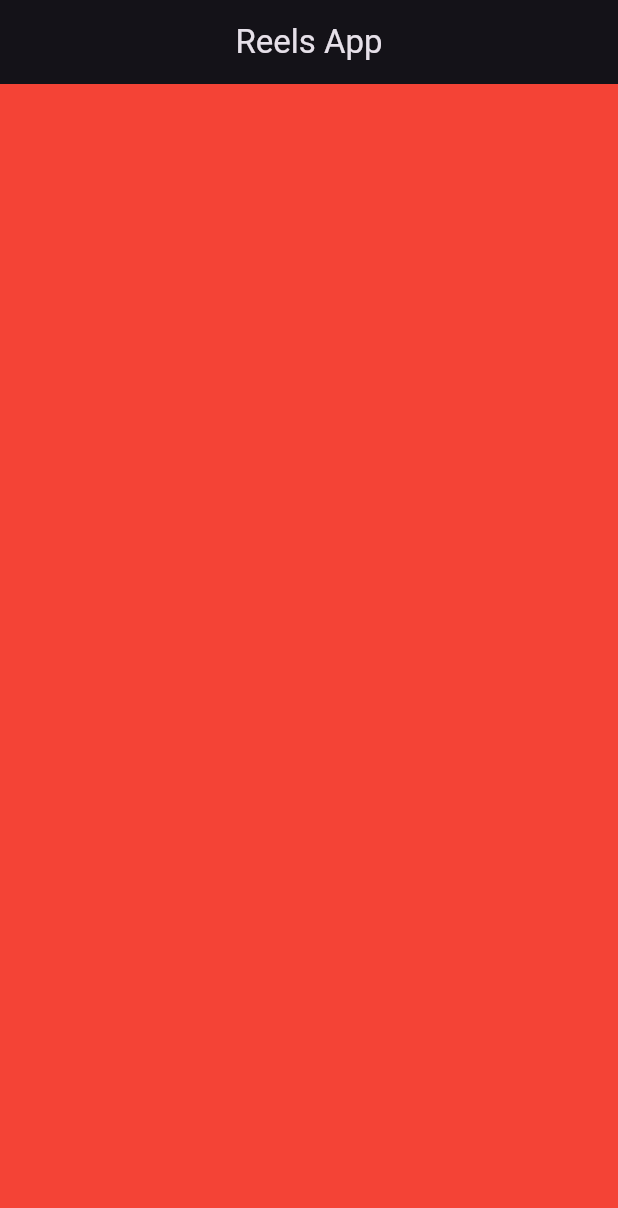
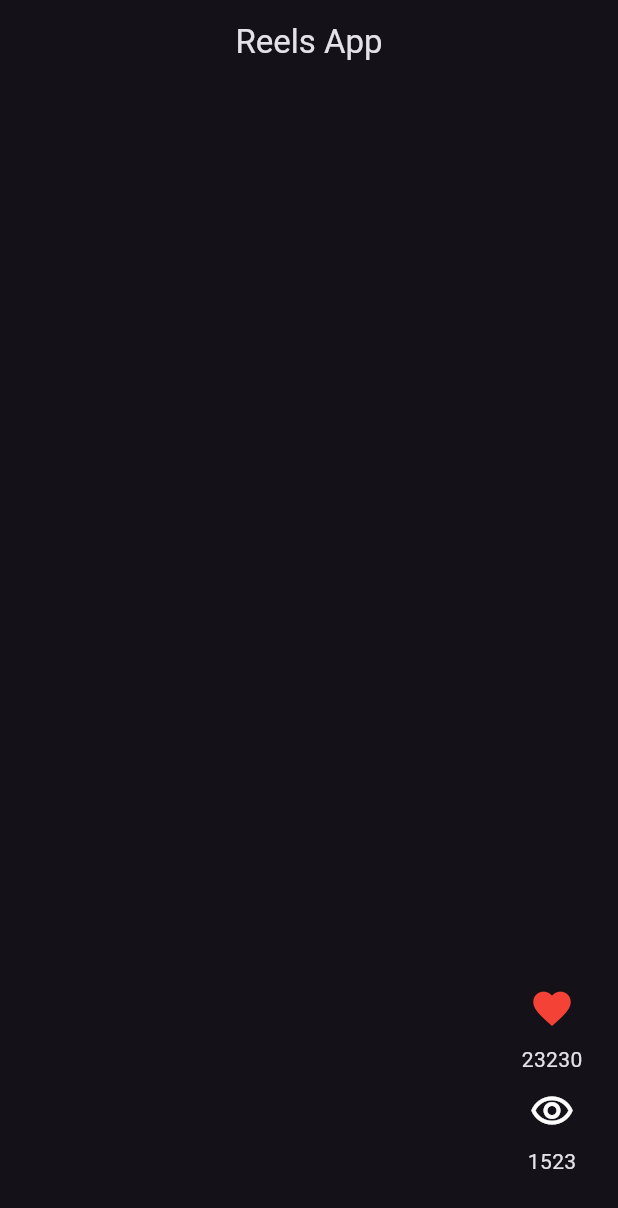
Before and after one commit to alecorodri/reels_app, a Flutter app: the screen it shows after launch, on a phone screen of 412 x 824 dp. Shown: the top 1208 px of the screen. Run offline on Flutter 3.47's test engine with Material 2 defaults, Android fonts, the phone set to English and light mode, and no system bars.

Commit message:
like and views icons

```diff
--- a/lib/presentation/widgets/shared/video_scrollable_view.dart
+++ b/lib/presentation/widgets/shared/video_scrollable_view.dart
@@ -1,5 +1,6 @@
 import 'package:flutter/material.dart';
 import 'package:reels_app/domain/entities/videos_post.dart';
+import 'package:reels_app/presentation/widgets/video_player/video_buttons.dart';
 
 class VideoScrollableView extends StatelessWidget {
 
@@ -10,15 +11,27 @@ class VideoScrollableView extends StatelessWidget {
 
   @override
   Widget build(BuildContext context) {
-    return PageView(
+    return PageView.builder(
       scrollDirection: Axis.vertical,
       physics: const BouncingScrollPhysics(),
-      children: [
-          Container(color: Colors.red),
-          Container(color: Colors.blue),
-          Container(color: Colors.teal),
-          Container(color: Colors.yellow),
-      ],
+      itemCount: videos.length,
+      itemBuilder: (context, index) {
+        final VideoPost videoPost = videos[index];
+
+        return Stack(
+          children: [
+            // Video Player + gradiente
+
+            Positioned(
+              bottom: 40,
+              right: 20,
+              child: VideoButtons(video: videoPost)
+              ),
+
+          ],
+        );
+
+      },
     );
   }
 }
--- /dev/null
+++ b/lib/presentation/widgets/video_player/video_buttons.dart
@@ -0,0 +1,53 @@
+import 'package:flutter/material.dart';
+
+import '../../../domain/entities/videos_post.dart';
+
+
+class VideoButtons extends StatelessWidget {
+
+  final VideoPost video;
+
+
+  const VideoButtons({Key? key, required this.video}) : super(key: key);
+
+  @override
+  Widget build(BuildContext context) {
+    return Column(
+      children: [
+        _CustomIconButton(value: video.likes, iconColor: Colors.red, iconData: Icons.favorite,),
+        _CustomIconButton(value: video.views, iconData: Icons.remove_red_eye_outlined,)
+      ],
+    );
+  }
+}
+
+
+class _CustomIconButton extends StatelessWidget {
+
+  final int value;
+  final IconData iconData;
+  final Color? color;
+
+
+
+  const _CustomIconButton({
+    required this.value,
+    required this.iconData,
+    iconColor
+    }): color = iconColor ?? Colors.white;
+
+
+  @override
+  Widget build(BuildContext context) {
+    return Column(
+      children: [
+        IconButton(onPressed: (){},
+        icon: Icon(iconData),
+        color: color,
+        iconSize: 30,
+        ),
+        Text(value.toString())
+      ],
+    );
+  }
+}
```
